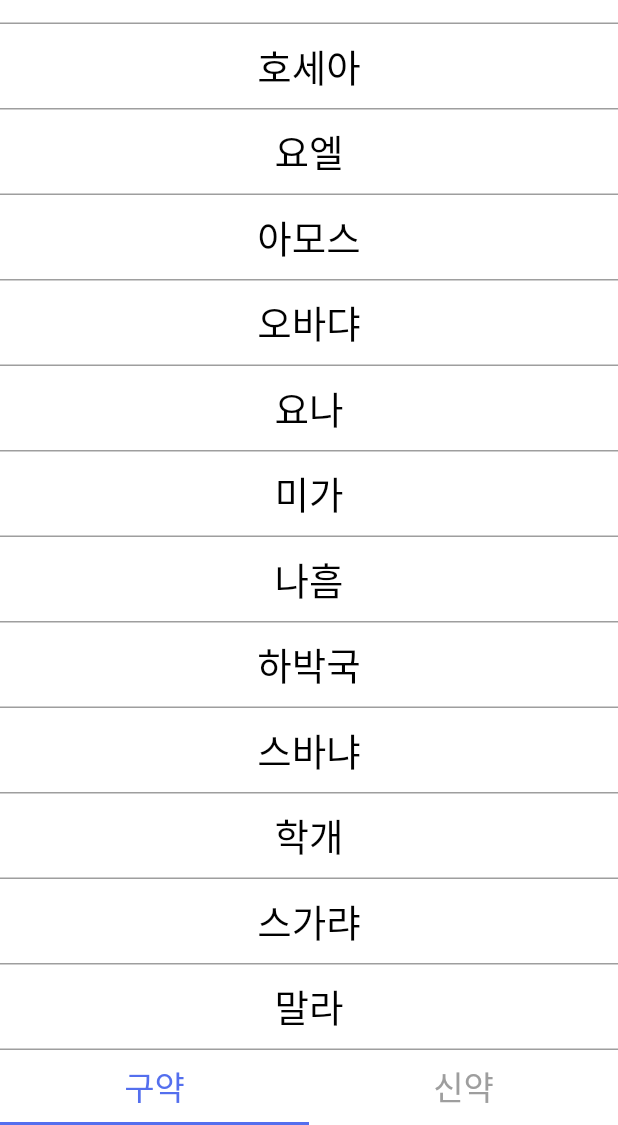
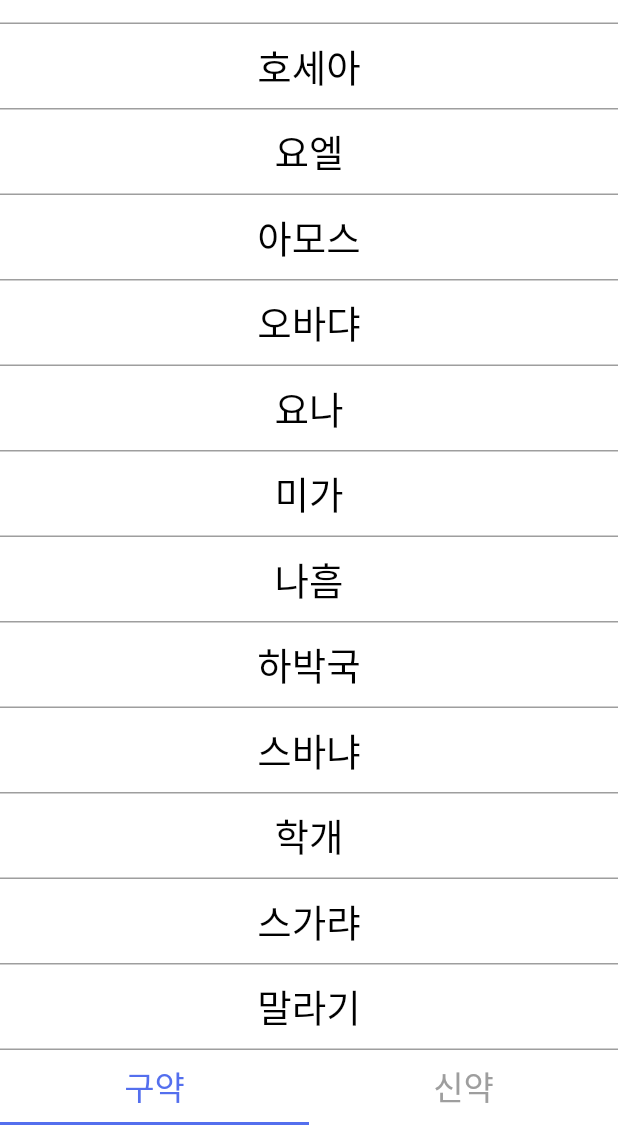
Before and after one commit to yenny-heo/Keep-bible, a Flutter app: the screen it shows after launch, scrolled down 1505 dp, on a phone screen of 412 x 824 dp, the part 111-1236 px from its top. Run offline on Flutter 3.47's test engine with Material 2 defaults, Android fonts, the phone set to English and light mode, and no system bars; our stand-ins replace fluttertoast, scrollable_positioned_list.

Commit message:
fix: 말라-> 말라기 이름 수정

```diff
--- a/lib/data/title.dart
+++ b/lib/data/title.dart
@@ -2,7 +2,7 @@ const korOldB = ['창세기', '출애굽기', '레위기', '민수기', '신명
   '여호수아', '사사기', '룻기', '사무엘상', '사무엘하', '열왕기상',
   '열왕기하', '역대기상', '역대기하', '에스라', '느헤미야', '에스더', '욥기',
   '시편', '잠언', '전도서', '아가', '이사야', '예레미아', '예레미아 애가', '에스겔', '다니엘', '호세아', '요엘',
-  '아모스', '오바댜', '요나', '미가', '나흠', '하박국', '스바냐', '학개', '스가랴', '말라'];
+  '아모스', '오바댜', '요나', '미가', '나흠', '하박국', '스바냐', '학개', '스가랴', '말라기'];
 
 const korNewB = ['마태복음', '마가복음', '누가복음', '요한복음', '사도행전',
 '로마서', '고린도전서', '고린도후서', '갈라디아서', '에베소서', '빌립보서', '골로새서', '데살로니가전서', '데살로니가후서',
--- a/lib/page/search_page.dart
+++ b/lib/page/search_page.dart
@@ -169,15 +169,15 @@ class _SearchState extends State<SearchPage> {
 }
 
 TextStyle negRes(isDark) {
-  return TextStyle(color: isDark ? AppTheme.darkMode.accentColor : AppTheme.lightMode
-      .accentColor,
+  return TextStyle(color: isDark ? AppTheme.darkMode.accentColor : AppTheme.lightMode.accentColor,
+      fontSize: 18,
       backgroundColor: isDark
           ? AppTheme.darkMode.scaffoldBackgroundColor
           : AppTheme.lightMode.scaffoldBackgroundColor);
 }
 
 TextStyle posRes(isDark) {
-  return TextStyle(color: Colors.white,
+  return TextStyle(color: Colors.white, fontSize: 18,
       backgroundColor: Color(0xff546fee));
 }
 
```
Also changed, not shown: 7 other files.
